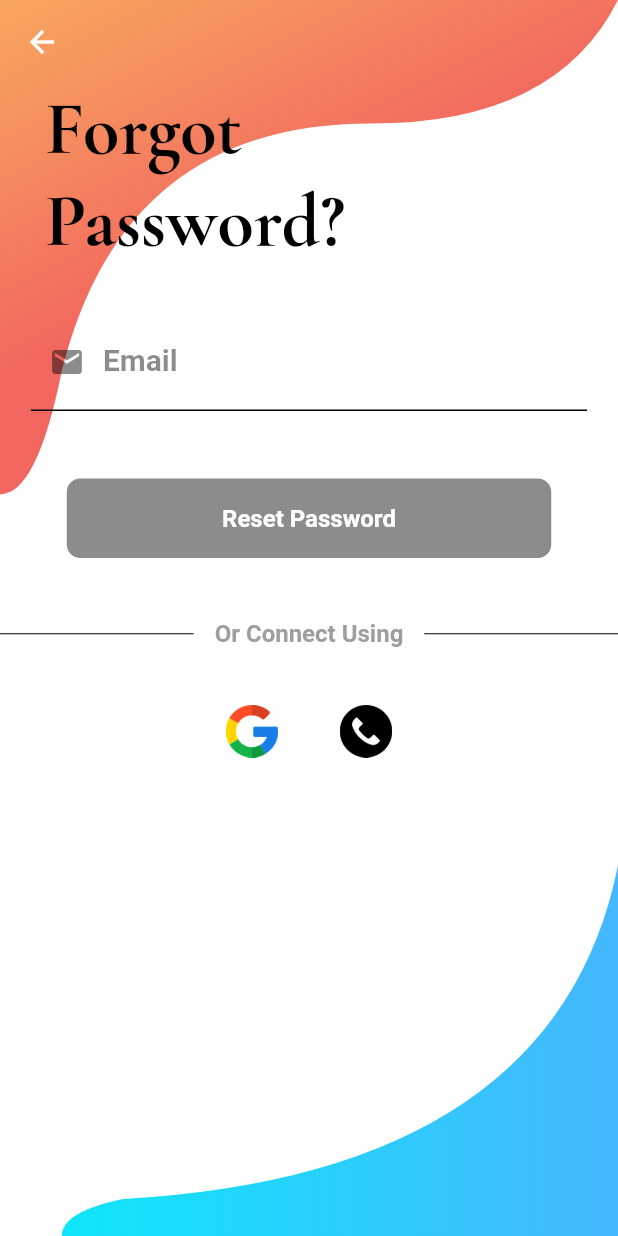
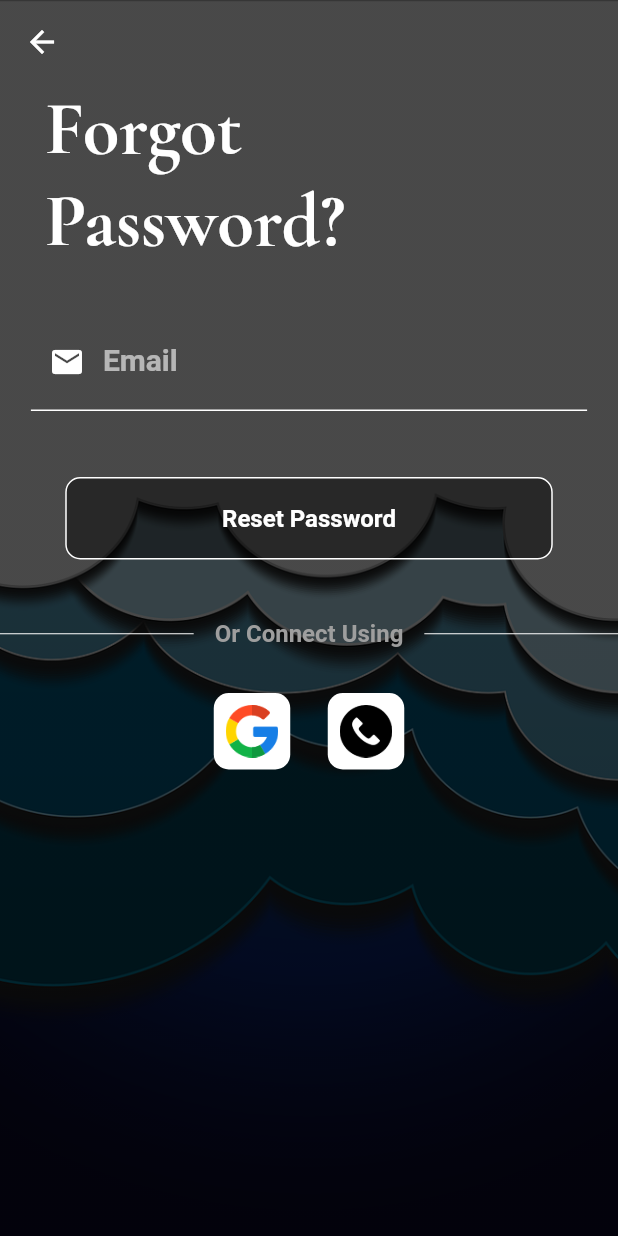
Before and after one commit to yash1001-sojitra/mygovern, a Flutter app: the ForgotPass screen opened by its route, on a phone screen of 412 x 824 dp. Run offline on Flutter 3.47's test engine with Material 2 defaults, Android fonts, the phone set to English and light mode, and no system bars; our stand-ins replace awesome_snackbar_content, babstrap_settings_screen, cloud_firestore, dio, file_picker, firebase_auth and 14 more; missing offline and left inert: about, firebase_phone_auth_handler, flutter_pdfview, image_downloader; accounts and stored records are empty.

Commit message:
profile image and forgot pass fix

```diff
--- a/lib/Screens/Authentication/Auth_With_Number/forgotpass.dart
+++ b/lib/Screens/Authentication/Auth_With_Number/forgotpass.dart
@@ -4,6 +4,7 @@ import 'package:flutter/material.dart';
 import 'package:google_fonts/google_fonts.dart';
 import 'package:firebase_auth/firebase_auth.dart';
 import 'package:mygovern/Core/Constant/string.dart';
+import 'package:mygovern/Screens/Authentication/signinpage.dart';
 
 import '../../../Logic/Provider/userData_provider.dart';
 import '../../../Logic/Widgets/waveback.dart';
@@ -26,7 +27,8 @@ class _ForgotPassState extends State<ForgotPass> {
       key: _formkey,
       child: Stack(
         children: [
-          Background(),
+          // Background(),
+          BackgroundImageforlogin(),
           Scaffold(
             backgroundColor: Colors.transparent,
             appBar: AppBar(
@@ -46,7 +48,7 @@ class _ForgotPassState extends State<ForgotPass> {
                           textStyle: const TextStyle(
                               fontSize: 50,
                               fontWeight: FontWeight.bold,
-                              color: Colors.black),
+                              color: Colors.white),
                         ),
                       ),
                     ),
@@ -59,7 +61,7 @@ class _ForgotPassState extends State<ForgotPass> {
                           textStyle: const TextStyle(
                               fontSize: 50,
                               fontWeight: FontWeight.bold,
-                              color: Colors.black),
+                              color: Colors.white),
                         ),
                       ),
                     ),
@@ -74,23 +76,23 @@ class _ForgotPassState extends State<ForgotPass> {
                           obscureText: false,
                           textInputAction: TextInputAction.next,
                           keyboardType: TextInputType.emailAddress,
-                          cursorColor: Colors.black,
+                          cursorColor: Colors.white,
                           style: const TextStyle(
-                              color: Colors.black, fontSize: 20),
+                              color: Colors.white, fontSize: 20),
                           decoration: const InputDecoration(
                             enabledBorder: UnderlineInputBorder(
-                              borderSide: BorderSide(color: Colors.black),
+                              borderSide: BorderSide(color: Colors.white),
                             ),
                             focusedBorder: UnderlineInputBorder(
-                              borderSide: BorderSide(color: Colors.black),
+                              borderSide: BorderSide(color: Colors.white),
                             ),
                             prefixIcon: Icon(
                               Icons.email,
-                              color: Colors.black45,
+                              color: Colors.white,
                             ),
                             labelText: 'Email',
                             labelStyle: TextStyle(
-                              color: Colors.black45,
+                              color: Colors.white60,
                               fontWeight: FontWeight.bold,
                               fontStyle: FontStyle.normal,
                             ),
@@ -127,7 +129,7 @@ class _ForgotPassState extends State<ForgotPass> {
                       children: const [
                         Expanded(
                           child: Divider(
-                            color: Colors.black,
+                            color: Colors.white,
                           ),
                         ),
                         SizedBox(
@@ -146,7 +148,7 @@ class _ForgotPassState extends State<ForgotPass> {
                         ),
                         Expanded(
                           child: Divider(
-                            color: Colors.black,
+                            color: Colors.white,
                           ),
                         ),
                       ],
```
Also changed, not shown: lib/Screens/BottomBar_Screen/home_screen.dart (+89 -36 lines), lib/Screens/Profile/profile.dart (+6 -2 lines).
